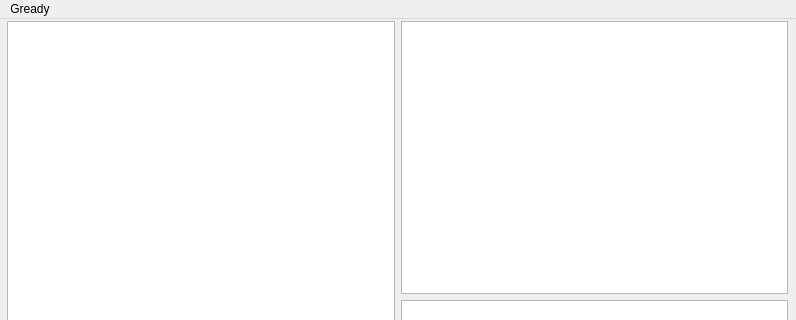
Above: gui/mainwindow.ui from r-st/Gready before the change; both pictures show x 0 to 796 and y 0 to 320 of the 796 by 596 pixel window. Below: the same form after it.
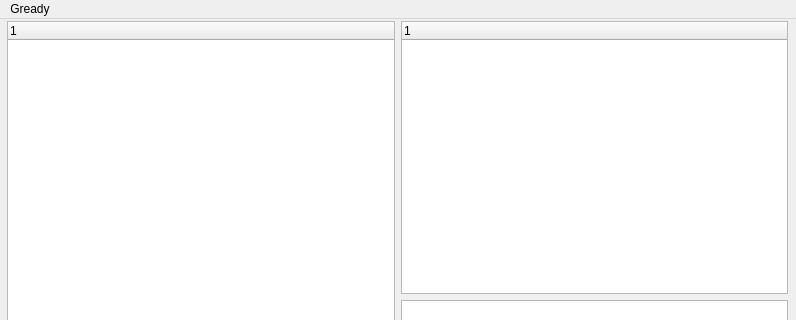
That is the form after the change.

Commit message: Modified ui file to use proper widgets

```diff
--- a/gui/mainwindow.ui
+++ b/gui/mainwindow.ui
@@ -25,12 +25,12 @@
     </property>
     <layout class="QHBoxLayout" name="horizontalLayout">
      <item>
-      <widget class="QTreeView" name="feedsView"/>
+      <widget class="QTreeWidget" name="feedsView"/>
      </item>
      <item>
       <layout class="QVBoxLayout" name="verticalLayout">
        <item>
-        <widget class="QTableView" name="articlesTableView"/>
+        <widget class="QTreeWidget" name="articlesTableView"/>
        </item>
        <item>
         <widget class="QTextBrowser" name="articleView"/>
```
